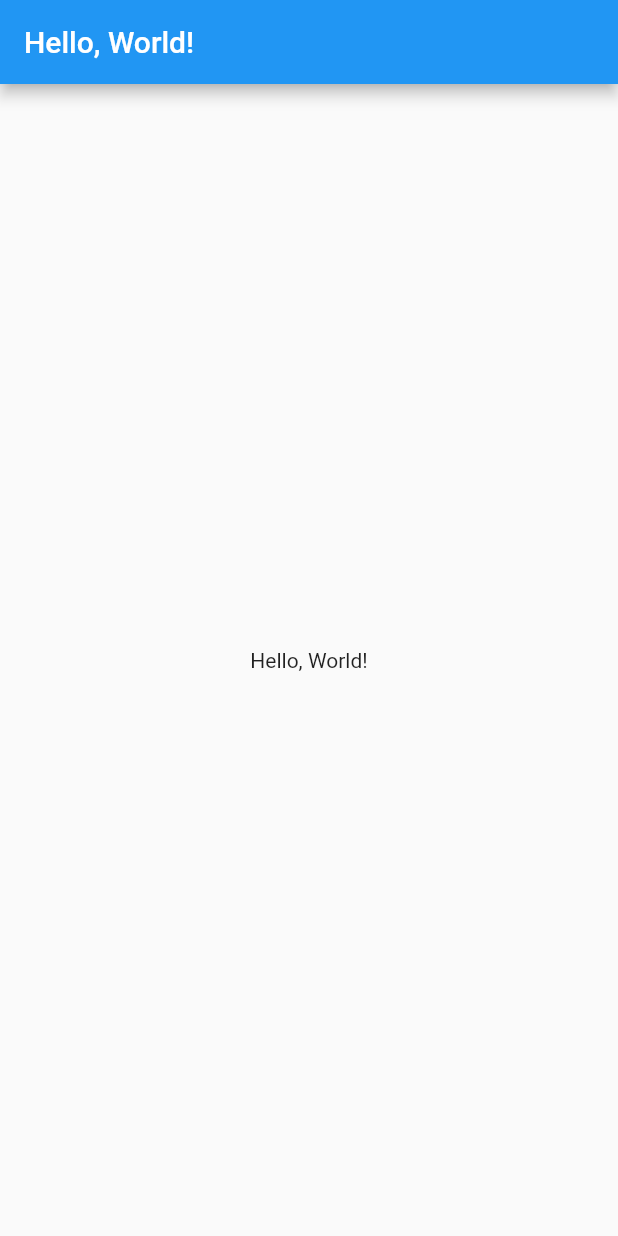
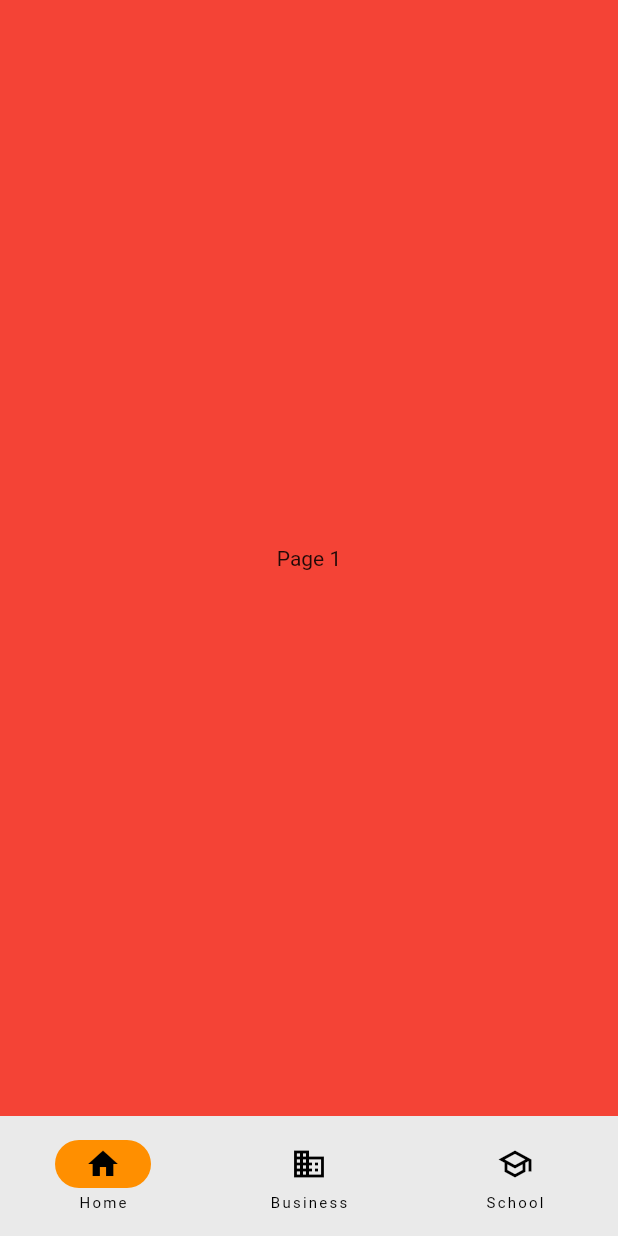
Before and after one commit to staverne/flutterperu, a Flutter app: the screen it shows after launch, after a tap on "David", on a phone screen of 412 x 824 dp. Run offline on Flutter 3.47's test engine with Material 2 defaults, Android fonts, the light colour scheme and no system bars; our stand-ins replace go_router.

Commit message:
Cambio David

```diff
--- /dev/null
+++ b/lib/david.dart
@@ -0,0 +1,71 @@
+import 'package:flutter/material.dart';
+import 'package:flutterperu/routes.dart';
+
+class TestDavid extends StatelessWidget {
+  const TestDavid({super.key});
+
+  @override
+  @override
+  Widget build(BuildContext context) {
+    return const MaterialApp(home: NavigationExample());
+  }
+}
+
+class NavigationExample extends StatefulWidget {
+  const NavigationExample({super.key});
+
+  @override
+  State<NavigationExample> createState() => _NavigationExampleState();
+}
+
+class _NavigationExampleState extends State<NavigationExample> {
+  int currentPageIndex = 0;
+
+  @override
+  Widget build(BuildContext context) {
+    return Scaffold(
+      bottomNavigationBar: NavigationBar(
+        onDestinationSelected: (int index) {
+          setState(() {
+            currentPageIndex = index;
+          });
+        },
+        indicatorColor: Colors.amber[800],
+        selectedIndex: currentPageIndex,
+        destinations: const <Widget>[
+          NavigationDestination(
+            selectedIcon: Icon(Icons.home),
+            icon: Icon(Icons.home_outlined),
+            label: 'Home',
+          ),
+          NavigationDestination(
+            icon: Icon(Icons.business),
+            label: 'Business',
+          ),
+          NavigationDestination(
+            selectedIcon: Icon(Icons.school),
+            icon: Icon(Icons.school_outlined),
+            label: 'School',
+          ),
+        ],
+      ),
+      body: <Widget>[
+        Container(
+          color: Colors.red,
+          alignment: Alignment.center,
+          child: const Text('Page 1'),
+        ),
+        Container(
+          color: Colors.green,
+          alignment: Alignment.center,
+          child: const Text('Page 2'),
+        ),
+        Container(
+          color: Colors.blue,
+          alignment: Alignment.center,
+          child: const Text('Page 3'),
+        ),
+      ][currentPageIndex],
+    );
+  }
+}
--- a/lib/routes.dart
+++ b/lib/routes.dart
@@ -2,6 +2,7 @@
 import 'package:go_router/go_router.dart';
 import 'package:flutterperu/main.dart';
 import 'package:flutterperu/test.dart';
+import 'package:flutterperu/david.dart';
 
 class RouteConstants {
   static const String homeRouteName = '/home/';
@@ -49,12 +50,11 @@
           name: RouteConstants.davidRouteName,
           path: '/david',
           pageBuilder: (context, state) {
-            return MaterialPage(child: TestPage());
+            return MaterialPage(child: TestDavid());
           },
         ),
       ],
     );
     return router;
   }
-
 }
```
Also changed, not shown: lib/main.dart (indentation only).
